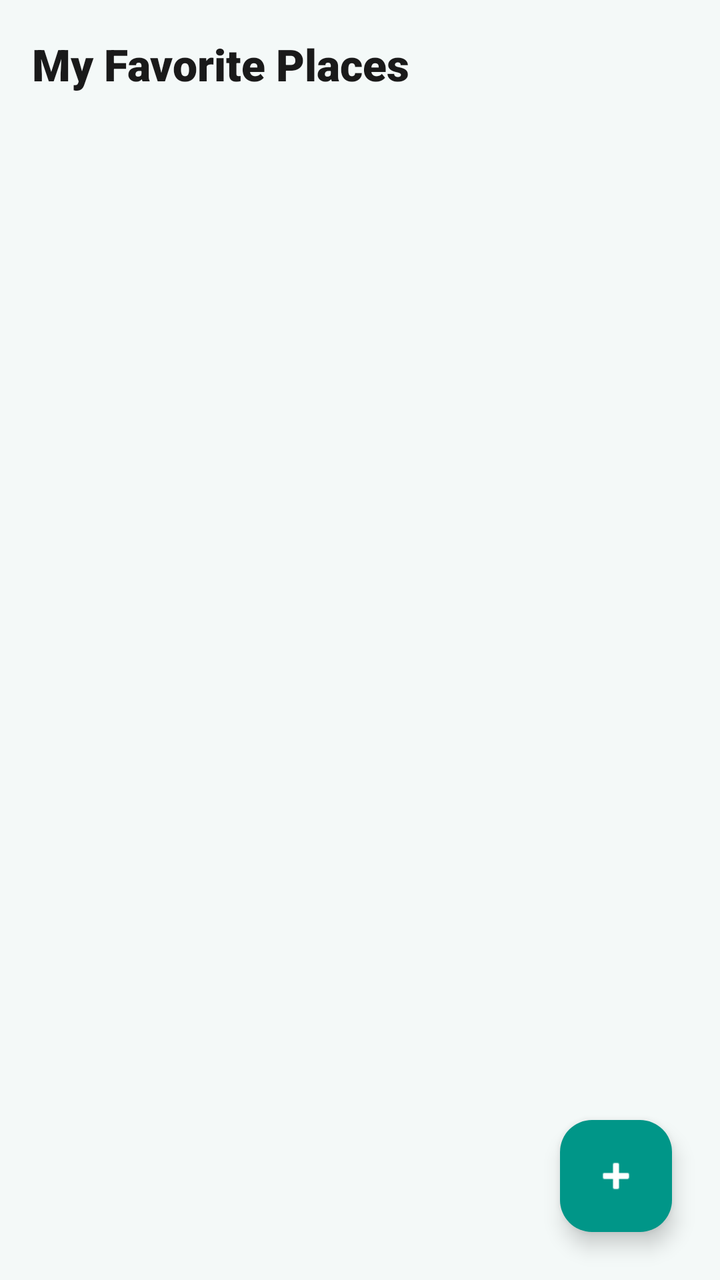
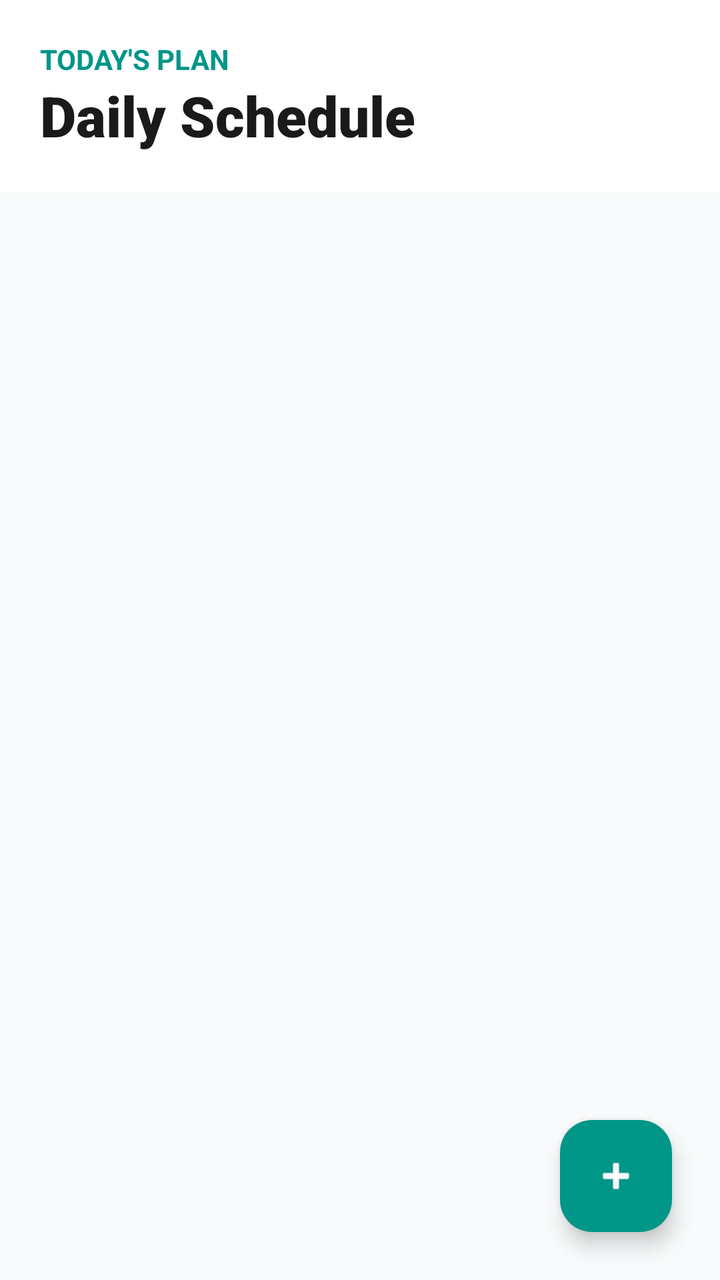

The first picture is an Android layout as it rendered before a commit; the second is the same layout after the commit. The layout source and the unified diff follow.
<!-- AndroidManifest.xml: application theme Theme.Larafinal -->
<!-- res/layout/activity_trip_schedule.xml -->
<?xml version="1.0" encoding="utf-8"?>
<androidx.coordinatorlayout.widget.CoordinatorLayout
    xmlns:android="http://schemas.android.com/apk/res/android"
    xmlns:app="http://schemas.android.com/apk/res-auto"
    xmlns:tools="http://schemas.android.com/tools"
    android:layout_width="match_parent"
    android:layout_height="match_parent"
    android:background="#F4F9F8"
    tools:context=".TripSchedule">

    
    <com.google.android.material.appbar.AppBarLayout
        android:layout_width="match_parent"
        android:layout_height="wrap_content"
        android:background="@android:color/transparent"
        app:elevation="0dp">
        <androidx.appcompat.widget.Toolbar
            android:layout_width="match_parent"
            android:layout_height="?attr/actionBarSize">
            <TextView
                android:layout_width="wrap_content"
                android:layout_height="wrap_content"
                android:text="My Favorite Places"
                android:textSize="22sp"
                android:textStyle="bold"
                android:textColor="#1A1A1A"
                android:fontFamily="sans-serif-black"/>
        </androidx.appcompat.widget.Toolbar>
    </com.google.android.material.appbar.AppBarLayout>

    
    <ListView
        android:id="@+id/listView"
        android:layout_width="match_parent"
        android:layout_height="match_parent"
        android:padding="16dp"
        android:clipToPadding="false"
        app:layout_behavior="@string/appbar_scrolling_view_behavior"
        tools:listitem="@layout/journey_item_layout" />

    
    <com.google.android.material.floatingactionbutton.FloatingActionButton
        android:id="@+id/fabAdd"
        android:layout_width="wrap_content"
        android:layout_height="wrap_content"
        android:layout_gravity="bottom|end"
        android:layout_margin="24dp"
        android:src="@android:drawable/ic_input_add"
        app:backgroundTint="#009688"
        app:tint="@android:color/white" />

</androidx.coordinatorlayout.widget.CoordinatorLayout>
<!-- res/layout/journey_item_layout.xml (included above) -->
<?xml version="1.0" encoding="utf-8"?>
<androidx.cardview.widget.CardView xmlns:android="http://schemas.android.com/apk/res/android"
    xmlns:app="http://schemas.android.com/apk/res-auto"
    android:layout_width="match_parent"
    android:layout_height="wrap_content"
    android:layout_marginHorizontal="16dp"
    android:layout_marginVertical="8dp"
    app:cardCornerRadius="15dp"
    app:cardElevation="4dp">

    <LinearLayout
        android:layout_width="match_parent"
        android:layout_height="wrap_content"
        android:orientation="vertical">

        
        <ImageView
            android:id="@+id/ivTripImage"
            android:layout_width="match_parent"
            android:layout_height="180dp"
            android:background="#E0E0E0"
            android:scaleType="fitCenter"
            android:src="@android:drawable/ic_menu_gallery" />

        <LinearLayout
            android:layout_width="match_parent"
            android:layout_height="wrap_content"
            android:orientation="vertical"
            android:padding="16dp">

            
            <TextView
                android:id="@+id/tvTripName"
                android:layout_width="match_parent"
                android:layout_height="wrap_content"
                android:text="Place Name"
                android:textColor="#1A1A1A"
                android:textSize="18sp"
                android:textStyle="bold" />

            
            <TextView
                android:id="@+id/tvTripDescription"
                android:layout_width="match_parent"
                android:layout_height="wrap_content"
                android:layout_marginTop="4dp"
                android:text="Description and Address goes here"
                android:textColor="#7A7A7A"
                android:textSize="14sp" />

            

            
            <View
                android:layout_width="match_parent"
                android:layout_height="1dp"
                android:layout_marginVertical="10dp"
                android:background="#EEEEEE" />

            
            <LinearLayout
                android:layout_width="match_parent"
                android:layout_height="wrap_content"
                android:gravity="center_vertical"
                android:orientation="horizontal">

                <RatingBar
                    android:id="@+id/ratingBar"
                    style="@style/Widget.AppCompat.RatingBar.Small"
                    android:layout_width="wrap_content"
                    android:layout_height="wrap_content"
                    android:isIndicator="true"
                    android:numStars="5"
                    android:progressTint="#FFD700"
                    android:rating="4.5"
                    android:stepSize="0.5" />

                <TextView
                    android:id="@+id/tvRatingValue"
                    android:layout_width="wrap_content"
                    android:layout_height="wrap_content"
                    android:layout_marginStart="8dp"
                    android:text="4.5"
                    android:textColor="#1A1A1A"
                    android:textStyle="bold" />

                <View
                    android:layout_width="0dp"
                    android:layout_height="0dp"
                    android:layout_weight="1" />

                <TextView
                    android:id="@+id/tvReviewsCount"
                    android:layout_width="wrap_content"
                    android:layout_height="wrap_content"
                    android:text="(128 Reviews)"
                    android:textColor="#7A7A7A"
                    android:textSize="12sp" />

            </LinearLayout>

        </LinearLayout>
    </LinearLayout>
</androidx.cardview.widget.CardView>
<!-- resources referenced by this layout -->
<resources>
  <style name="Theme.Larafinal" parent="Base.Theme.Larafinal" />
  <style name="Base.Theme.Larafinal" parent="Theme.Material3.DayNight.NoActionBar">
          
          
      </style>
</resources>

<!-- the commit's change to res/layout/activity_trip_schedule.xml (unified diff, before → after) -->
@@ -2,45 +2,56 @@
 <androidx.coordinatorlayout.widget.CoordinatorLayout
     xmlns:android="http://schemas.android.com/apk/res/android"
     xmlns:app="http://schemas.android.com/apk/res-auto"
-    xmlns:tools="http://schemas.android.com/tools"
     android:layout_width="match_parent"
     android:layout_height="match_parent"
-    android:background="#F4F9F8"
-    tools:context=".TripSchedule">
+    android:background="#F8FAFB">
 
     
     <com.google.android.material.appbar.AppBarLayout
         android:layout_width="match_parent"
         android:layout_height="wrap_content"
-        android:background="@android:color/transparent"
+        android:background="@android:color/white"
         app:elevation="0dp">
-        <androidx.appcompat.widget.Toolbar
+
+        <LinearLayout
             android:layout_width="match_parent"
-            android:layout_height="?attr/actionBarSize">
+            android:layout_height="wrap_content"
+            android:orientation="vertical"
+            android:padding="20dp">
+
             <TextView
                 android:layout_width="wrap_content"
                 android:layout_height="wrap_content"
-                android:text="My Favorite Places"
-                android:textSize="22sp"
+                android:text="Today's Plan"
+                android:textSize="14sp"
+                android:textColor="#009688"
                 android:textStyle="bold"
+                android:textAllCaps="true"/>
+
+            <TextView
+                android:layout_width="wrap_content"
+                android:layout_height="wrap_content"
+                android:text="Daily Schedule"
+                android:textSize="28sp"
                 android:textColor="#1A1A1A"
                 android:fontFamily="sans-serif-black"/>
-        </androidx.appcompat.widget.Toolbar>
+        </LinearLayout>
     </com.google.android.material.appbar.AppBarLayout>
 
     
     <ListView
-        android:id="@+id/listView"
+        android:id="@+id/lvDailyEvents"
         android:layout_width="match_parent"
         android:layout_height="match_parent"
-        android:padding="16dp"
+        android:divider="@android:color/transparent"
+        android:dividerHeight="0dp"
+        android:paddingHorizontal="16dp"
         android:clipToPadding="false"
-        app:layout_behavior="@string/appbar_scrolling_view_behavior"
-        tools:listitem="@layout/journey_item_layout" />
+        app:layout_behavior="@string/appbar_scrolling_view_behavior"/>
 
     
     <com.google.android.material.floatingactionbutton.FloatingActionButton
-        android:id="@+id/fabAdd"
+        android:id="@+id/fabAddEvent"
         android:layout_width="wrap_content"
         android:layout_height="wrap_content"
         android:layout_gravity="bottom|end"
@@ -50,108 +61,3 @@
         app:tint="@android:color/white" />
 
 </androidx.coordinatorlayout.widget.CoordinatorLayout>
-<!-- res/layout/journey_item_layout.xml (included above) -->
-<?xml version="1.0" encoding="utf-8"?>
-<androidx.cardview.widget.CardView xmlns:android="http://schemas.android.com/apk/res/android"
-    xmlns:app="http://schemas.android.com/apk/res-auto"
-    android:layout_width="match_parent"
-    android:layout_height="wrap_content"
-    android:layout_marginHorizontal="16dp"
-    android:layout_marginVertical="8dp"
-    app:cardCornerRadius="15dp"
-    app:cardElevation="4dp">
-
-    <LinearLayout
-        android:layout_width="match_parent"
-        android:layout_height="wrap_content"
-        android:orientation="vertical">
-
-        
-        <ImageView
-            android:id="@+id/ivTripImage"
-            android:layout_width="match_parent"
-            android:layout_height="180dp"
-            android:background="#E0E0E0"
-            android:scaleType="fitCenter"
-            android:src="@android:drawable/ic_menu_gallery" />
-
-        <LinearLayout
-            android:layout_width="match_parent"
-            android:layout_height="wrap_content"
-            android:orientation="vertical"
-            android:padding="16dp">
-
-            
-            <TextView
-                android:id="@+id/tvTripName"
-                android:layout_width="match_parent"
-                android:layout_height="wrap_content"
-                android:text="Place Name"
-                android:textColor="#1A1A1A"
-                android:textSize="18sp"
-                android:textStyle="bold" />
-
-            
-            <TextView
-                android:id="@+id/tvTripDescription"
-                android:layout_width="match_parent"
-                android:layout_height="wrap_content"
-                android:layout_marginTop="4dp"
-                android:text="Description and Address goes here"
-                android:textColor="#7A7A7A"
-                android:textSize="14sp" />
-
-            
-
-            
-            <View
-                android:layout_width="match_parent"
-                android:layout_height="1dp"
-                android:layout_marginVertical="10dp"
-                android:background="#EEEEEE" />
-
-            
-            <LinearLayout
-                android:layout_width="match_parent"
-                android:layout_height="wrap_content"
-                android:gravity="center_vertical"
-                android:orientation="horizontal">
-
-                <RatingBar
-                    android:id="@+id/ratingBar"
-                    style="@style/Widget.AppCompat.RatingBar.Small"
-                    android:layout_width="wrap_content"
-                    android:layout_height="wrap_content"
-                    android:isIndicator="true"
-                    android:numStars="5"
-                    android:progressTint="#FFD700"
-                    android:rating="4.5"
-                    android:stepSize="0.5" />
-
-                <TextView
-                    android:id="@+id/tvRatingValue"
-                    android:layout_width="wrap_content"
-                    android:layout_height="wrap_content"
-                    android:layout_marginStart="8dp"
-                    android:text="4.5"
-                    android:textColor="#1A1A1A"
-                    android:textStyle="bold" />
-
-                <View
-                    android:layout_width="0dp"
-                    android:layout_height="0dp"
-                    android:layout_weight="1" />
-
-                <TextView
-                    android:id="@+id/tvReviewsCount"
-                    android:layout_width="wrap_content"
-                    android:layout_height="wrap_content"
-                    android:text="(128 Reviews)"
-                    android:textColor="#7A7A7A"
-                    android:textSize="12sp" />
-
-            </LinearLayout>
-
-        </LinearLayout>
-    </LinearLayout>
-</androidx.cardview.widget.CardView>
